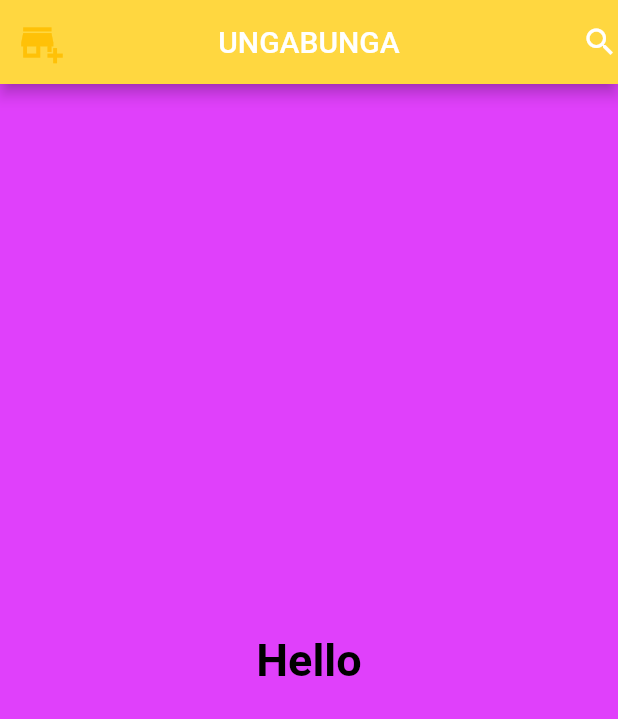
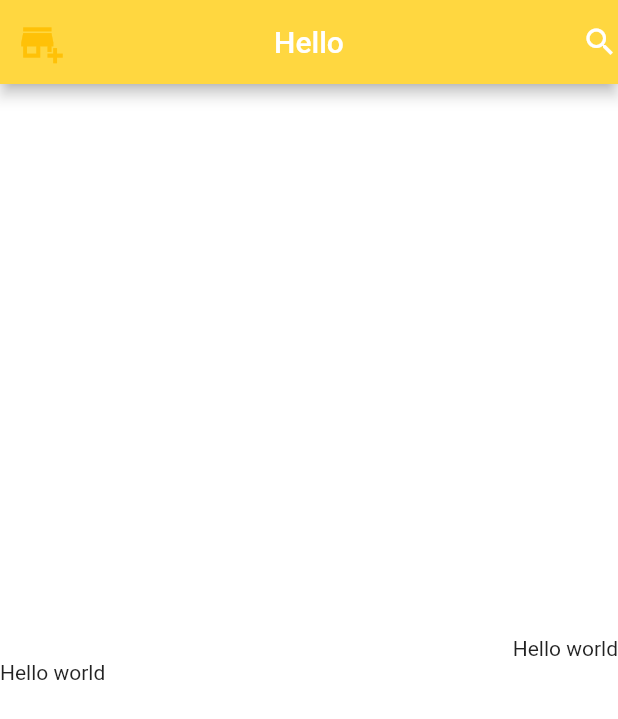
Before and after one commit to sayeedsaadman/first_step, a Flutter app: the screen it shows after launch, on a phone screen of 412 x 824 dp. Shown: the top 719 px of the screen. Run offline on Flutter 3.47's test engine with Material 2 defaults, Android fonts, the phone set to English and light mode, and no system bars.

```diff
--- a/lib/main.dart
+++ b/lib/main.dart
@@ -2,39 +2,37 @@
 import 'package:flutter/material.dart';
 
 void main () {
-  runApp( //pura app k run korbe..
-    /*  MaterialApp( //app er config set kore dibe..
-      home: Scaffold( //home ta holo name parameter .. and scaffold holo ekta screen/layout .
-        body: Center( //body holo shoril er moto. like html // center e niye ashse text
-          child: Text("Hello world"),
-        ),
-      ),
-    ) */
-      Myapp()
-  );
+  runApp(Myapp());
 }
-// hot reload --> cntrl + s
 class Myapp extends StatelessWidget {
   @override
   Widget build(BuildContext context) {
     return  MaterialApp(
-      debugShowCheckedModeBanner:false, //corner debug flash.
       home: Scaffold(
-        backgroundColor: Colors.purpleAccent, //set colour to scaffold backgrnd
+        backgroundColor: Colors.white, //set colour to scaffold backgrnd
         appBar: AppBar(
-          backgroundColor: Colors.amberAccent,// appbar er clr change
+          backgroundColor: Colors.amberAccent,
           centerTitle: true, // appbar er text centre er jnno command
-          title: Text("UNGABUNGA"),
+          title: Text("Hello"),
           leading: Icon(Icons.add_business,color: Colors.amber,size: 30,), // left side hole leading + size can be added
           actions: [Icon(Icons.search),], // right hole actions + clr add kra jay
         ),
         body: Center(
-          child: Text("Hello",style: TextStyle(
-            color: Colors.black,
-            fontSize: 30,
-            fontWeight: FontWeight.bold
-          ),),
-        ),
+            child: Column( //work with col
+              mainAxisAlignment: MainAxisAlignment.center, // edit with main axis
+          crossAxisAlignment: CrossAxisAlignment.end,
+          children: [
+            Text("Hello world"),
+            Row( //work with row
+              mainAxisAlignment: MainAxisAlignment.start,
+              crossAxisAlignment: CrossAxisAlignment.center,
+              children: [
+                Text("Hello"),
+                Text(" world")
+              ],
+            )
+          ],
+        )),
       ),
       title: "Valley",
     );
```
